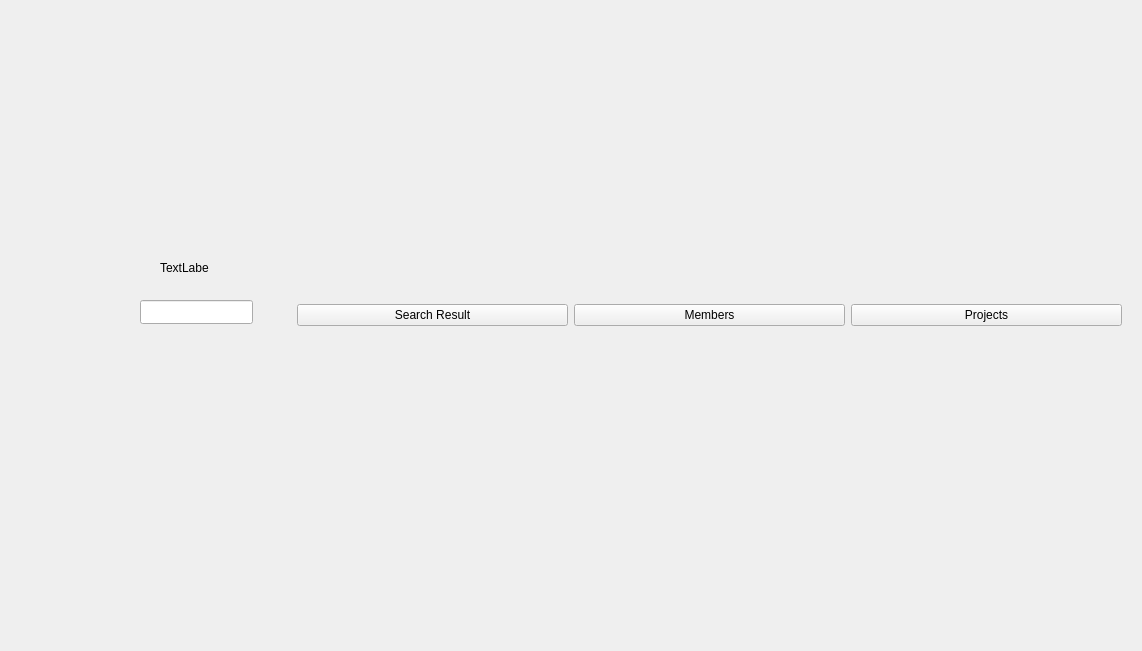
First picture: the form in Client/dashboard.ui, repository amirsoleimani7/AP_Project, before the edit.
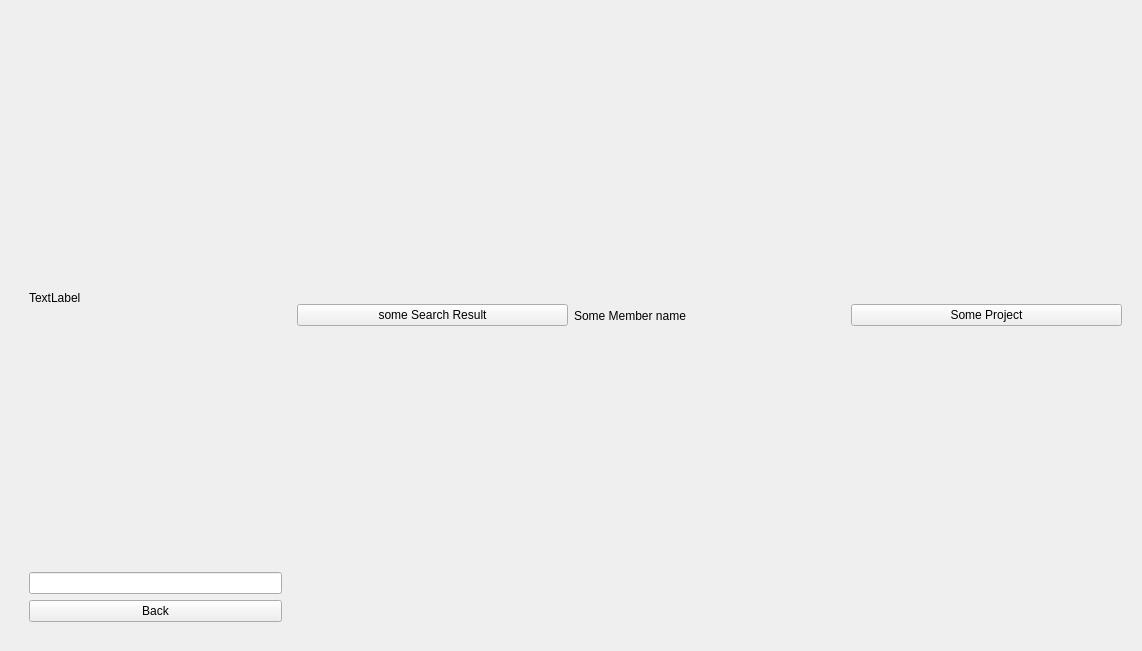
Second picture: the form after the edit. The open tabs and pages were chosen to show the change.

Commit message: Team page side buttons attached

```diff
--- a/Client/dashboard.ui
+++ b/Client/dashboard.ui
@@ -1184,30 +1184,26 @@
            </item>
           </layout>
          </widget>
-         <widget class="QWidget" name="page_4">
-          <widget class="QLabel" name="label_12">
-           <property name="geometry">
-            <rect>
-             <x>140</x>
-             <y>240</y>
-             <width>49</width>
-             <height>16</height>
-            </rect>
-           </property>
-           <property name="text">
-            <string>TextLabel</string>
-           </property>
-          </widget>
-          <widget class="QLineEdit" name="lineEdit_5">
-           <property name="geometry">
-            <rect>
-             <x>120</x>
-             <y>280</y>
-             <width>113</width>
-             <height>24</height>
-            </rect>
-           </property>
-          </widget>
+         <widget class="QWidget" name="TeamCreatProjectPage">
+          <layout class="QVBoxLayout" name="verticalLayout_11">
+           <item>
+            <widget class="QLabel" name="label_12">
+             <property name="text">
+              <string>TextLabel</string>
+             </property>
+            </widget>
+           </item>
+           <item>
+            <widget class="QLineEdit" name="lineEdit_5"/>
+           </item>
+           <item>
+            <widget class="QPushButton" name="TeamCreatPBackButton">
+             <property name="text">
+              <string>Back</string>
+             </property>
+            </widget>
+           </item>
+          </layout>
          </widget>
         </widget>
        </item>
@@ -1216,7 +1212,7 @@
          <item>
           <widget class="QPushButton" name="pushButton_9">
            <property name="text">
-            <string>Search Result</string>
+            <string>some Search Result</string>
            </property>
           </widget>
          </item>
@@ -1238,9 +1234,9 @@
        <item>
         <layout class="QVBoxLayout" name="verticalLayout_2">
          <item>
-          <widget class="QPushButton" name="pushButton_7">
+          <widget class="QLabel" name="label">
            <property name="text">
-            <string>Members</string>
+            <string>Some Member name</string>
            </property>
           </widget>
          </item>
@@ -1264,7 +1260,7 @@
          <item>
           <widget class="QPushButton" name="pushButton_17">
            <property name="text">
-            <string>Projects</string>
+            <string>Some Project</string>
            </property>
           </widget>
          </item>
@@ -1624,7 +1620,7 @@
         </widget>
        </item>
        <item>
-        <layout class="QVBoxLayout" name="verticalLayout_11">
+        <layout class="QVBoxLayout" name="OrgSearchListLayout">
          <item>
           <widget class="QLabel" name="label_7">
            <property name="text">
```
Left out of the diff: 49 changed lines with no effect on the pictures. The commit also changes 2 other files.
